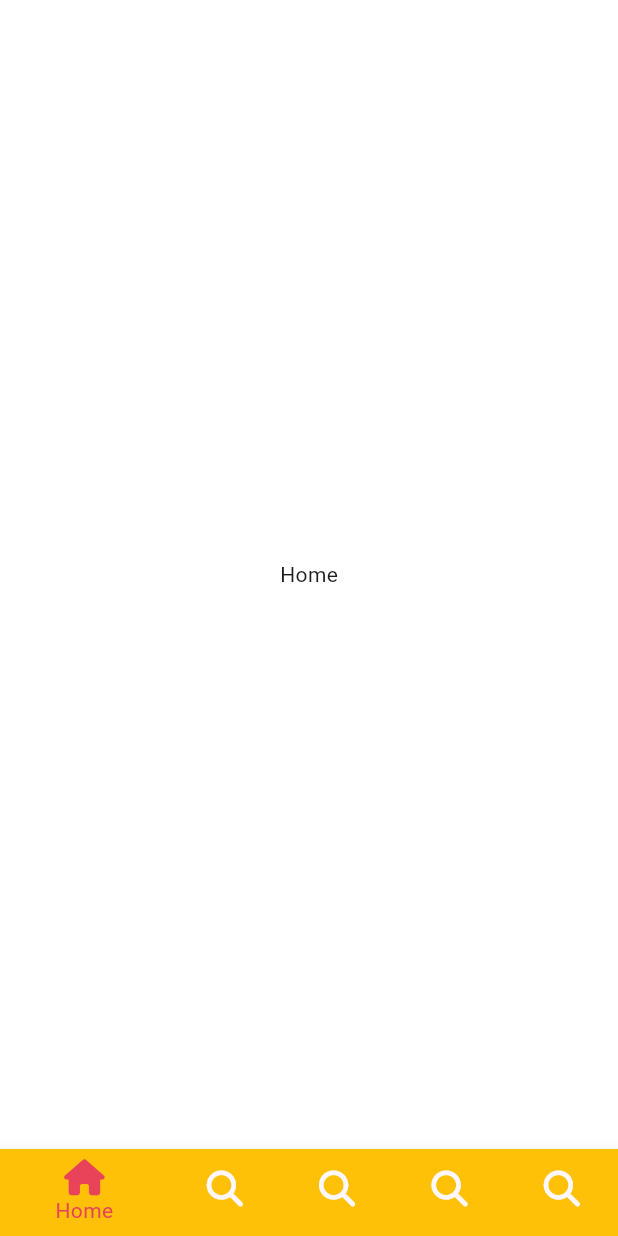
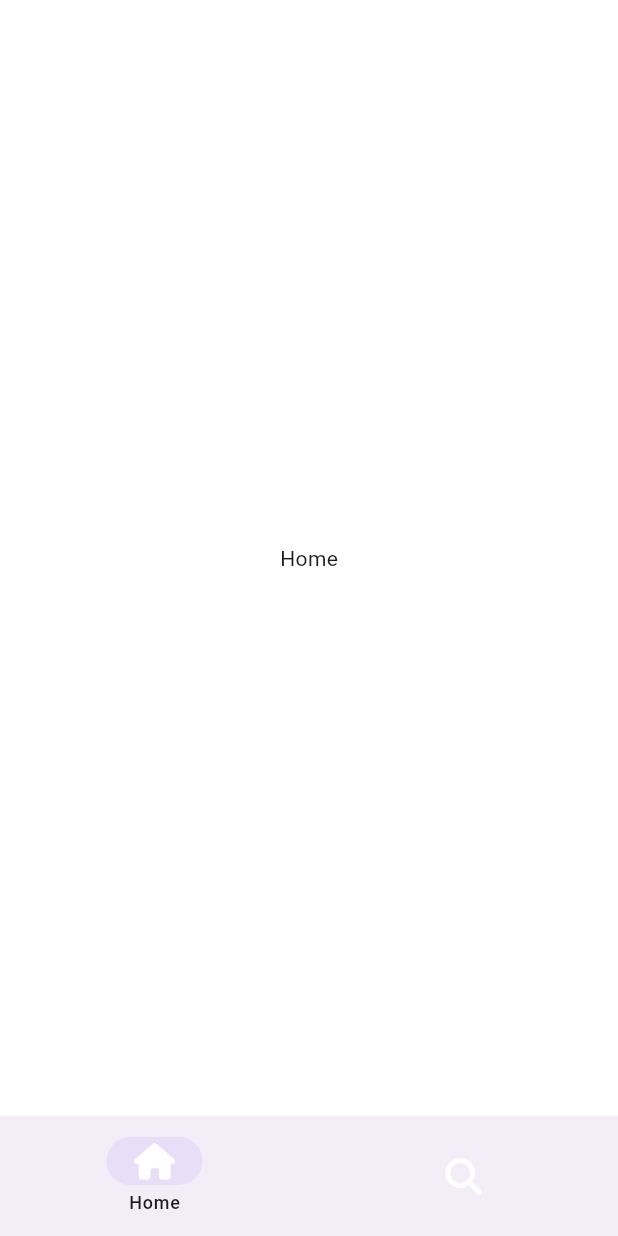
Before and after one commit to BByungs/flutter-tiktok-clone, a Flutter app: the screen it shows after launch, on a phone screen of 412 x 824 dp. Run offline on Flutter 3.47's test engine with Material 3 defaults, Android fonts, the phone set to English and light mode, and no system bars; our stand-ins replace font_awesome_flutter.

Commit message:
#6.3 NavigationBar

```diff
--- a/lib/features/main_navigation/main_navigation_screen.dart
+++ b/lib/features/main_navigation/main_navigation_screen.dart
@@ -39,36 +39,27 @@ class _MainNavigationState extends State<MainNavigation> {
   Widget build(BuildContext context) {
     return Scaffold(
         body: screens[_selectedIndex],
-      bottomNavigationBar: BottomNavigationBar(
-        onTap: _onTap,
-        currentIndex: _selectedIndex,
-        selectedItemColor: Theme.of(context).primaryColor,
-        type: BottomNavigationBarType.shifting,
-        items: [
-          BottomNavigationBarItem(
-            icon: FaIcon(FontAwesomeIcons.house),
-            label: "Home",
-            backgroundColor: Colors.amber,
+        // material design 3 navigation bar
+        bottomNavigationBar: NavigationBar(
+          selectedIndex: _selectedIndex,
+          onDestinationSelected: _onTap,
+          labelBehavior: NavigationDestinationLabelBehavior.onlyShowSelected,
+          destinations: [
+            NavigationDestination(
+              icon: FaIcon(
+                FontAwesomeIcons.house,
+                color: Colors.white,
               ),
-          BottomNavigationBarItem(
-            icon: FaIcon(FontAwesomeIcons.magnifyingGlass),
-            label: 'Search',
-            backgroundColor: Colors.blue,
+              label: 'Home',
             ),
-          BottomNavigationBarItem(
-            icon: FaIcon(FontAwesomeIcons.magnifyingGlass),
-            label: 'Search',
+            NavigationDestination(
+              icon: FaIcon(
+                FontAwesomeIcons.magnifyingGlass,
+                color: Colors.white,
               ),
-          BottomNavigationBarItem(
-            icon: FaIcon(FontAwesomeIcons.magnifyingGlass),
-            label: 'Search',
-          ),
-          BottomNavigationBarItem(
-            icon: FaIcon(FontAwesomeIcons.magnifyingGlass),
               label: 'Search',
             ),
           ],
-      ),
-    );
+        ));
   }
 }
```
Lines whose indentation alone changed are shown as unchanged.
